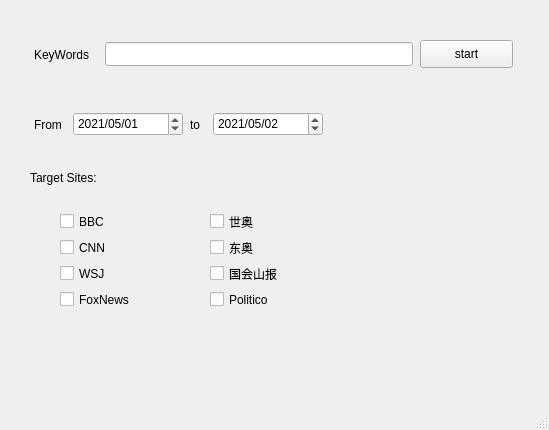
Qt form ui/MainWindow.ui (Joy917/News-Spider) before a commit.
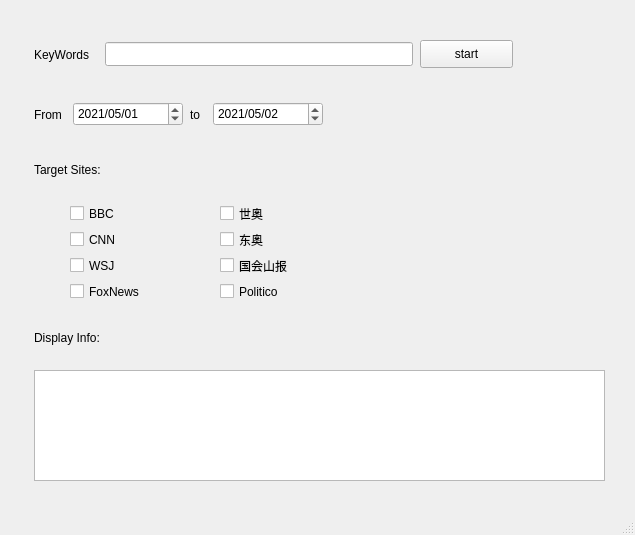
The same form after that commit.

Patch:
```diff
--- a/ui/MainWindow.ui
+++ b/ui/MainWindow.ui
@@ -6,8 +6,8 @@
    <rect>
     <x>0</x>
     <y>0</y>
-    <width>549</width>
-    <height>430</height>
+    <width>635</width>
+    <height>535</height>
    </rect>
   </property>
   <property name="minimumSize">
@@ -26,8 +26,8 @@
    <widget class="QLabel" name="label_4">
     <property name="geometry">
      <rect>
-      <x>30</x>
-      <y>170</y>
+      <x>34</x>
+      <y>162</y>
       <width>111</width>
       <height>16</height>
      </rect>
@@ -39,8 +39,8 @@
    <widget class="QCheckBox" name="checkBox_bbc">
     <property name="geometry">
      <rect>
-      <x>60</x>
-      <y>212</y>
+      <x>70</x>
+      <y>204</y>
       <width>109</width>
       <height>19</height>
      </rect>
@@ -52,8 +52,8 @@
    <widget class="QCheckBox" name="checkBox_foxnews">
     <property name="geometry">
      <rect>
-      <x>60</x>
-      <y>290</y>
+      <x>70</x>
+      <y>282</y>
       <width>109</width>
       <height>19</height>
      </rect>
@@ -65,8 +65,8 @@
    <widget class="QCheckBox" name="checkBox_cnn">
     <property name="geometry">
      <rect>
-      <x>60</x>
-      <y>238</y>
+      <x>70</x>
+      <y>230</y>
       <width>109</width>
       <height>19</height>
      </rect>
@@ -78,8 +78,8 @@
    <widget class="QCheckBox" name="checkBox_wsj">
     <property name="geometry">
      <rect>
-      <x>60</x>
-      <y>264</y>
+      <x>70</x>
+      <y>256</y>
       <width>109</width>
       <height>19</height>
      </rect>
@@ -91,8 +91,8 @@
    <widget class="QCheckBox" name="checkBox_olympics_world">
     <property name="geometry">
      <rect>
-      <x>210</x>
-      <y>212</y>
+      <x>220</x>
+      <y>204</y>
       <width>109</width>
       <height>19</height>
      </rect>
@@ -104,8 +104,8 @@
    <widget class="QCheckBox" name="checkBox_thehill">
     <property name="geometry">
      <rect>
-      <x>210</x>
-      <y>264</y>
+      <x>220</x>
+      <y>256</y>
       <width>109</width>
       <height>19</height>
      </rect>
@@ -117,8 +117,8 @@
    <widget class="QCheckBox" name="checkBox_politico">
     <property name="geometry">
      <rect>
-      <x>210</x>
-      <y>290</y>
+      <x>220</x>
+      <y>282</y>
       <width>109</width>
       <height>19</height>
      </rect>
@@ -130,8 +130,8 @@
    <widget class="QCheckBox" name="checkBox_olympics_tokyo">
     <property name="geometry">
      <rect>
-      <x>210</x>
-      <y>238</y>
+      <x>220</x>
+      <y>230</y>
       <width>109</width>
       <height>19</height>
      </rect>
@@ -144,7 +144,7 @@
     <property name="geometry">
      <rect>
       <x>73</x>
-      <y>112</y>
+      <y>102</y>
       <width>110</width>
       <height>24</height>
      </rect>
@@ -167,7 +167,7 @@
     <property name="geometry">
      <rect>
       <x>34</x>
-      <y>100</y>
+      <y>90</y>
       <width>32</width>
       <height>49</height>
      </rect>
@@ -180,7 +180,7 @@
     <property name="geometry">
      <rect>
       <x>213</x>
-      <y>112</y>
+      <y>102</y>
       <width>110</width>
       <height>24</height>
      </rect>
@@ -203,7 +203,7 @@
     <property name="geometry">
      <rect>
       <x>190</x>
-      <y>100</y>
+      <y>90</y>
       <width>16</width>
       <height>49</height>
      </rect>
@@ -217,7 +217,7 @@
      <rect>
       <x>34</x>
       <y>35</y>
-      <width>64</width>
+      <width>71</width>
       <height>39</height>
      </rect>
     </property>
@@ -251,6 +251,36 @@
      <string>start</string>
     </property>
    </widget>
+   <widget class="QTextBrowser" name="textBrowser">
+    <property name="geometry">
+     <rect>
+      <x>34</x>
+      <y>370</y>
+      <width>571</width>
+      <height>111</height>
+     </rect>
+    </property>
+    <property name="html">
+     <string>&lt;!DOCTYPE HTML PUBLIC &quot;-//W3C//DTD HTML 4.0//EN&quot; &quot;http://www.w3.org/TR/REC-html40/strict.dtd&quot;&gt;
+&lt;html&gt;&lt;head&gt;&lt;meta name=&quot;qrichtext&quot; content=&quot;1&quot; /&gt;&lt;style type=&quot;text/css&quot;&gt;
+p, li { white-space: pre-wrap; }
+&lt;/style&gt;&lt;/head&gt;&lt;body style=&quot; font-family:'SimSun'; font-size:9pt; font-weight:400; font-style:normal;&quot;&gt;
+&lt;p style=&quot;-qt-paragraph-type:empty; margin-top:0px; margin-bottom:0px; margin-left:0px; margin-right:0px; -qt-block-indent:0; text-indent:0px;&quot;&gt;&lt;br /&gt;&lt;/p&gt;&lt;/body&gt;&lt;/html&gt;</string>
+    </property>
+   </widget>
+   <widget class="QLabel" name="label_5">
+    <property name="geometry">
+     <rect>
+      <x>34</x>
+      <y>330</y>
+      <width>111</width>
+      <height>16</height>
+     </rect>
+    </property>
+    <property name="text">
+     <string>Display Info:</string>
+    </property>
+   </widget>
   </widget>
   <widget class="QMenuBar" name="menubar">
    <property name="geometry">
```
Left out of the diff: 2 changed lines with no effect on the pictures.
